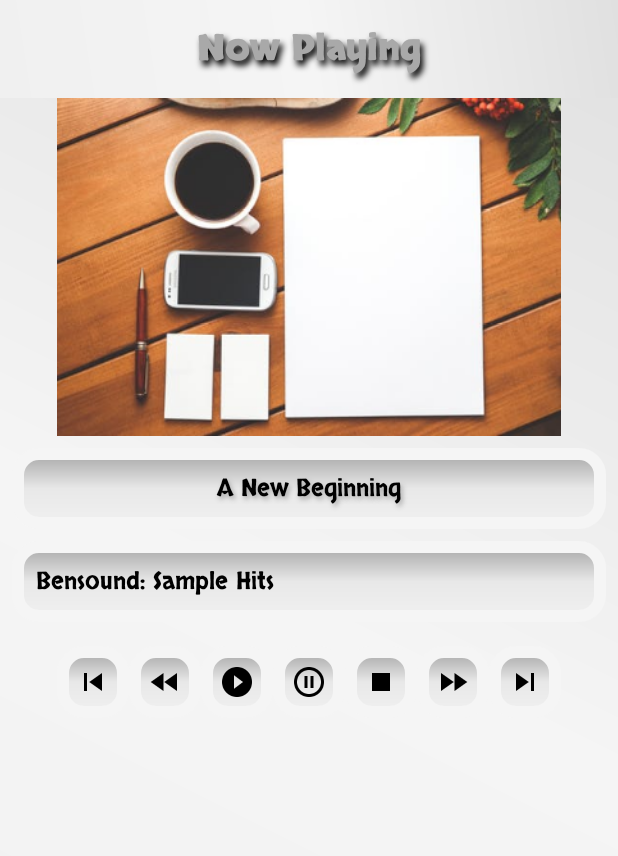
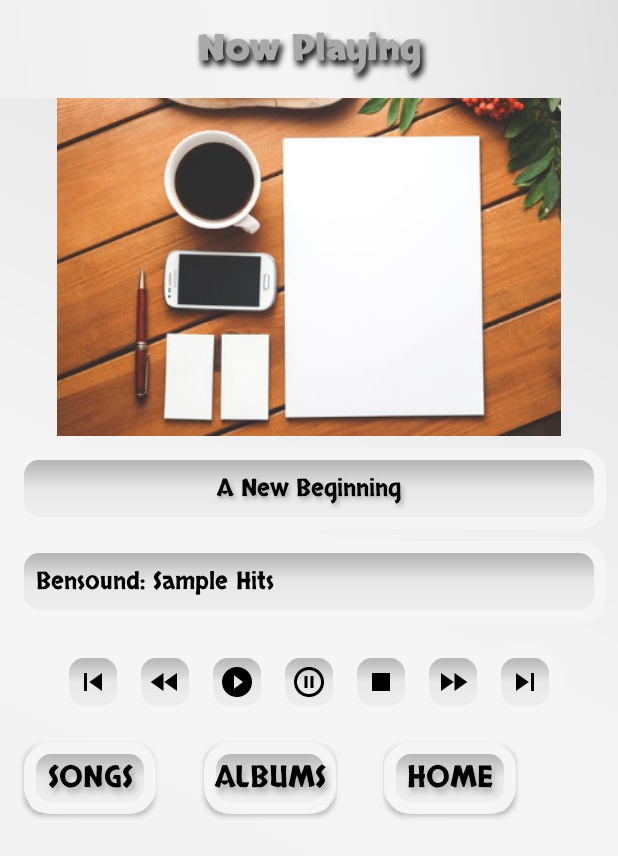
Before and after one commit to hgallop/ElectronMusicPlayer, an Android app: the screen it shows after launch (NowPlayingActivity), after a tap on "Now Playing", on a phone screen of 412 x 824 dp. Shown: the top 856 px of the screen. Run offline under Robolectric (Android 15) with nearby library versions, the phone set to English and light mode, and no system bars.

Commit message:
Update activity playing to include buttons to navigate to SongActivity, AlbumActivity or MainActivity from NowPlayingActivity. Update logic to handle providing the correct identifier for songs in SongActivity. Update MainActivity logic for songs.

```diff
--- a/app/src/main/java/com/example/android/electronmusicplayer/AlbumActivity.java
+++ b/app/src/main/java/com/example/android/electronmusicplayer/AlbumActivity.java
@@ -11,14 +11,14 @@ import java.util.ArrayList;
 
 public class AlbumActivity extends AppCompatActivity {
 
-    private final String POS = "pos";
+    private final String ID = "id";
 
     @Override
     protected void onCreate(Bundle savedInstanceState) {
         super.onCreate(savedInstanceState);
         setContentView(R.layout.music_list);
 
-        ArrayList<Music> music = new ArrayList<>();
+        final ArrayList<Music> music = new ArrayList<>();
 
         music.add(new Music(R.drawable.bensound_album_cover,
                 getResources().getString(R.string.bensound_sample_hits),
@@ -55,8 +55,10 @@ public class AlbumActivity extends AppCompatActivity {
             @Override
             public void onItemClick(AdapterView<?> parent, View view, int position, long id) {
 
+                int identity = music.get(position).getIdentity();
+
                 Intent intent = new Intent(AlbumActivity.this, SongActivity.class);
-                intent.putExtra(POS, position);
+                intent.putExtra(ID, identity);
                 startActivity(intent);
             }
         });
--- a/app/src/main/java/com/example/android/electronmusicplayer/MainActivity.java
+++ b/app/src/main/java/com/example/android/electronmusicplayer/MainActivity.java
@@ -8,10 +8,12 @@ import android.widget.TextView;
 
 public class MainActivity extends AppCompatActivity {
 
-    private final String POS ="pos";
+    private final String ID ="id";
     private final String IMAGE = "imageId";
     private final String SONG = "song";
     private final String ALBUM = "album";
+
+    int identity = 8;
 
     @Override
     protected void onCreate(Bundle savedInstanceState) {
@@ -33,9 +35,8 @@ public class MainActivity extends AppCompatActivity {
         songs.setOnClickListener(new View.OnClickListener() {
             @Override
             public void onClick(View v) {
-                int position = 8;
                 Intent intent = new Intent(MainActivity.this, SongActivity.class);
-                intent.putExtra(POS, position);
+                intent.putExtra(ID, identity);
                 startActivity(intent);
             }
         });
@@ -52,6 +53,7 @@ public class MainActivity extends AppCompatActivity {
                 intent.putExtra(IMAGE, imageId);
                 intent.putExtra(SONG, song);
                 intent.putExtra(ALBUM, album);
+                intent.putExtra(ID, identity);
                 startActivity(intent);
 
             }
--- a/app/src/main/java/com/example/android/electronmusicplayer/NowPlayingActivity.java
+++ b/app/src/main/java/com/example/android/electronmusicplayer/NowPlayingActivity.java
@@ -1,10 +1,12 @@
 package com.example.android.electronmusicplayer;
 
+import android.app.Activity;
 import android.content.Intent;
 import android.support.v7.app.AppCompatActivity;
 import android.os.Bundle;
 import android.util.Log;
 import android.view.View;
+import android.widget.Button;
 import android.widget.ImageButton;
 import android.widget.ImageView;
 import android.widget.TextView;
@@ -96,6 +98,9 @@ public class NowPlayingActivity extends AppCompatActivity {
         ImageButton stop = findViewById(R.id.stop);
         ImageButton fastForward = findViewById(R.id.fastforward);
         ImageButton skipForward = findViewById(R.id.skipforward);
+        Button home = findViewById(R.id.home);
+        Button songs = findViewById(R.id.songs);
+        Button albums = findViewById(R.id.albums);
 
         songImage.setImageResource(imageID);
         songName.setText(song);
@@ -196,6 +201,31 @@ public class NowPlayingActivity extends AppCompatActivity {
                 Toast.makeText(NowPlayingActivity.this, "Skip Forward", Toast.LENGTH_SHORT).show();
             }
         });
+
+        home.setOnClickListener(new View.OnClickListener() {
+            @Override
+            public void onClick(View v) {
+                Intent intent = new Intent(NowPlayingActivity.this, MainActivity.class);
+                startActivity(intent);
+            }
+        });
+
+        songs.setOnClickListener(new View.OnClickListener() {
+            @Override
+            public void onClick(View v) {
+                Intent intent = new Intent(NowPlayingActivity.this, SongActivity.class);
+                intent.putExtra(ID, identity);
+                startActivity(intent);
+            }
+        });
+
+        albums.setOnClickListener(new View.OnClickListener() {
+            @Override
+            public void onClick(View v) {
+                Intent intent = new Intent(NowPlayingActivity.this, AlbumActivity.class);
+                startActivity(intent);
+            }
+        });
     }
 
     private void setButton() {
--- a/app/src/main/java/com/example/android/electronmusicplayer/SongActivity.java
+++ b/app/src/main/java/com/example/android/electronmusicplayer/SongActivity.java
@@ -28,9 +28,9 @@ public class SongActivity extends AppCompatActivity {
         setContentView(R.layout.music_list);
 
         Intent intent = getIntent();
-        int position = intent.getIntExtra(POS, 0);
+        int identity = intent.getIntExtra(ID, 0);
 
-        switch (position) {
+        switch (identity) {
             case 0:
                 albumZero();
                 break;
--- a/app/src/main/res/layout/activity_playing.xml
+++ b/app/src/main/res/layout/activity_playing.xml
@@ -1,11 +1,16 @@
 <?xml version="1.0" encoding="utf-8"?>
-<android.support.constraint.ConstraintLayout
-    xmlns:android="http://schemas.android.com/apk/res/android" android:layout_width="match_parent"
+<ScrollView xmlns:android="http://schemas.android.com/apk/res/android"
     xmlns:app="http://schemas.android.com/apk/res-auto"
     xmlns:tools="http://schemas.android.com/tools"
+    android:layout_width="match_parent"
     android:layout_height="match_parent"
-    android:background="@drawable/gradient_background"
+    android:fillViewport="true"
     tools:context=".NowPlayingActivity">
+
+    <android.support.constraint.ConstraintLayout
+        android:layout_width="match_parent"
+        android:layout_height="wrap_content"
+        android:background="@drawable/gradient_background">
 
         <TextView
             android:id="@+id/actionBar"
@@ -18,86 +23,115 @@
             android:id="@+id/albumImage"
             android:layout_width="match_parent"
             android:layout_height="@dimen/album_height"
-        app:layout_constraintTop_toBottomOf="@id/actionBar"
-        android:src="@drawable/ukulele"/>
+            android:src="@drawable/ukulele"
+            app:layout_constraintTop_toBottomOf="@id/actionBar" />
 
         <TextView
             android:id="@+id/song"
             style="@style/AlbumInfo.Title"
             android:layout_width="match_parent"
             android:layout_height="wrap_content"
-        tools:text="@string/ukulele"
             app:layout_constraintEnd_toEndOf="parent"
             app:layout_constraintStart_toStartOf="parent"
-        app:layout_constraintTop_toBottomOf="@+id/albumImage" />
+            app:layout_constraintTop_toBottomOf="@+id/albumImage"
+            tools:text="@string/ukulele" />
 
         <TextView
             android:id="@+id/album"
             style="@style/AlbumInfo"
             android:layout_width="match_parent"
             android:layout_height="wrap_content"
-        tools:text="@string/bensound_sample_hits"
             app:layout_constraintEnd_toEndOf="parent"
             app:layout_constraintStart_toStartOf="parent"
-        app:layout_constraintTop_toBottomOf="@+id/song" />
+            app:layout_constraintTop_toBottomOf="@+id/song"
+            tools:text="@string/bensound_sample_hits" />
 
         <LinearLayout
             android:id="@+id/buttonBar"
-        app:layout_constraintTop_toBottomOf="@+id/album"
+            android:layout_width="match_parent"
+            android:layout_height="wrap_content"
+            android:layout_marginTop="@dimen/spacing"
             android:gravity="center"
-        android:layout_marginTop="@dimen/spacing"
-        android:layout_width="match_parent"
-        android:layout_height="wrap_content">
+            app:layout_constraintTop_toBottomOf="@+id/album">
 
             <ImageButton
                 android:id="@+id/skipback"
                 android:layout_width="@dimen/icon"
                 android:layout_height="@dimen/icon"
                 android:background="@drawable/border"
-            android:src="@drawable/ic_skip_previous_black_48dp"/>
+                android:src="@drawable/ic_skip_previous_black_48dp" />
 
             <ImageButton
                 android:id="@+id/rewind"
                 android:layout_width="@dimen/icon"
                 android:layout_height="@dimen/icon"
                 android:background="@drawable/border"
-            android:src="@drawable/ic_fast_rewind_black_48dp"/>
+                android:src="@drawable/ic_fast_rewind_black_48dp" />
 
             <ImageButton
                 android:id="@+id/play"
                 android:layout_width="@dimen/icon"
                 android:layout_height="@dimen/icon"
                 android:background="@drawable/border"
-            android:src="@drawable/ic_play_circle_filled_black_48dp"/>
+                android:src="@drawable/ic_play_circle_filled_black_48dp" />
 
             <ImageButton
                 android:id="@+id/pause"
                 android:layout_width="@dimen/icon"
                 android:layout_height="@dimen/icon"
                 android:background="@drawable/border"
-            android:src="@drawable/ic_pause_circle_outline_black_48dp"/>
+                android:src="@drawable/ic_pause_circle_outline_black_48dp" />
 
             <ImageButton
                 android:id="@+id/stop"
                 android:layout_width="@dimen/icon"
                 android:layout_height="@dimen/icon"
                 android:background="@drawable/border"
-            android:src="@drawable/ic_stop_black_48dp"/>
+                android:src="@drawable/ic_stop_black_48dp" />
 
             <ImageButton
                 android:id="@+id/fastforward"
                 android:layout_width="@dimen/icon"
                 android:layout_height="@dimen/icon"
                 android:background="@drawable/border"
-            android:src="@drawable/ic_fast_forward_black_48dp"/>
+                android:src="@drawable/ic_fast_forward_black_48dp" />
 
             <ImageButton
                 android:id="@+id/skipforward"
                 android:layout_width="@dimen/icon"
                 android:layout_height="@dimen/icon"
                 android:background="@drawable/border"
-            android:src="@drawable/ic_skip_next_black_48dp"/>
+                android:src="@drawable/ic_skip_next_black_48dp" />
 
         </LinearLayout>
 
+        <LinearLayout
+            android:id="@+id/navigation"
+            android:layout_width="match_parent"
+            android:layout_height="wrap_content"
+            app:layout_constraintTop_toBottomOf="@id/buttonBar">
+
+            <Button
+                android:id="@+id/songs"
+                style="@style/PsuedoButton"
+                android:layout_width="wrap_content"
+                android:layout_height="wrap_content"
+                android:text="@string/songs" />
+
+            <Button
+                android:id="@+id/albums"
+                style="@style/PsuedoButton"
+                android:layout_width="wrap_content"
+                android:layout_height="wrap_content"
+                android:text="@string/albums" />
+
+            <Button
+                android:id="@+id/home"
+                style="@style/PsuedoButton"
+                android:layout_width="wrap_content"
+                android:layout_height="wrap_content"
+                android:text="@string/home" />
+
+        </LinearLayout>
     </android.support.constraint.ConstraintLayout>
+</ScrollView>
--- a/app/src/main/res/values/strings.xml
+++ b/app/src/main/res/values/strings.xml
@@ -27,4 +27,6 @@
     <string name="little_idea">Little Idea</string>
     <string name="generic_song">Generic Song</string>
     <string name="description">album cover</string>
+    <string name="home">Home</string>
+    <string name="albums">Albums</string>
 </resources>
```
Lines whose indentation alone changed are shown as unchanged.
